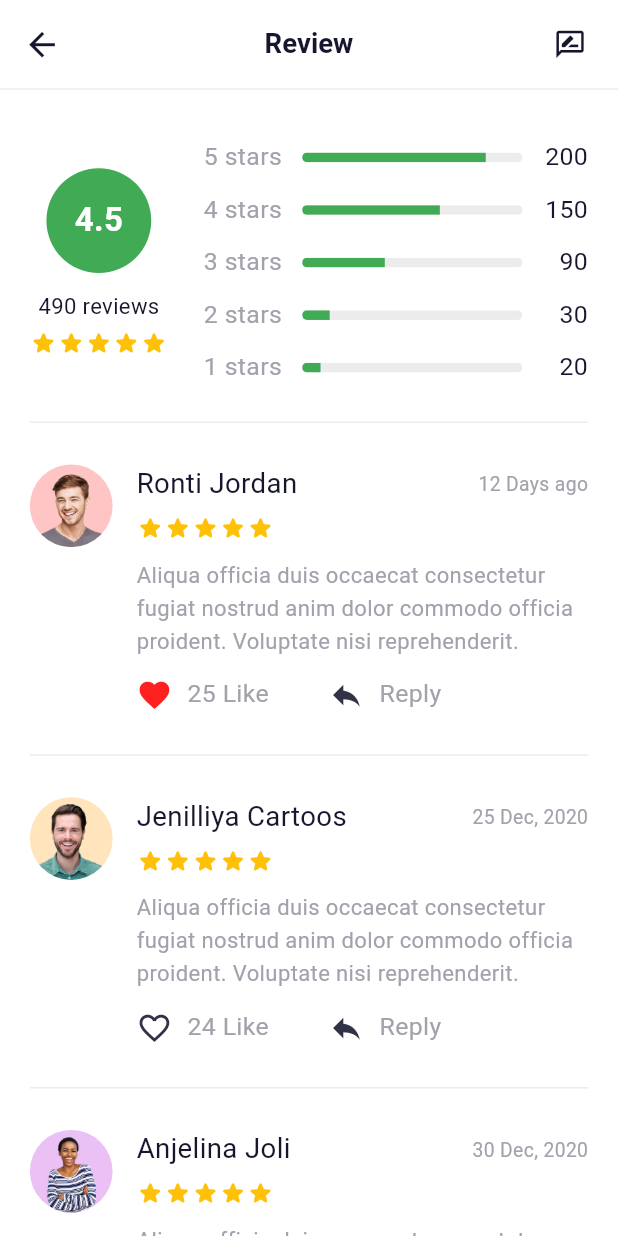
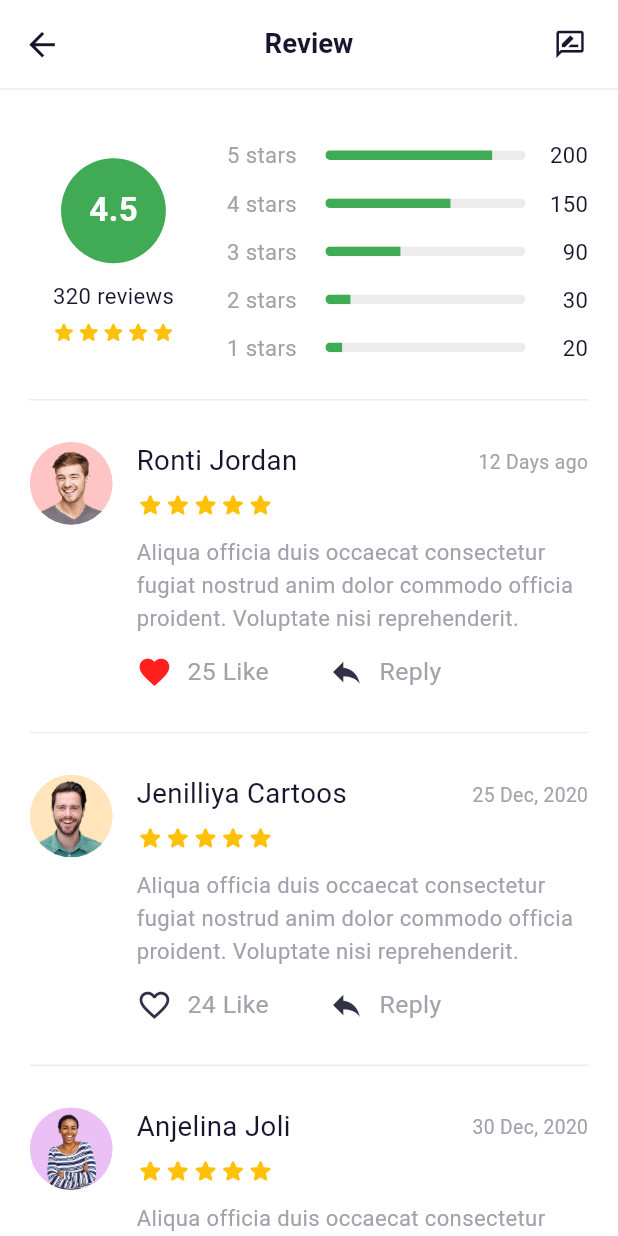
Before and after one commit to Emil5757/Grocery_app, a Flutter app: the ReviewPage screen opened directly, on a phone screen of 412 x 824 dp. Run offline on Flutter 3.47's test engine with Material 3 defaults, Android fonts, the phone set to English and light mode, and no system bars; our stand-ins replace flutter_bloc, flutter_map, flutter_screenutil, flutter_svg, latlong2; Roboto replaces fonts that are missing (Gilroy).

Commit message:
fixed size problems

```diff
--- a/lib/features/category/widgets/category_item.dart
+++ b/lib/features/category/widgets/category_item.dart
@@ -34,12 +34,18 @@ class CategoryItem extends StatelessWidget {
               color: selected ? AppColors.primary : AppColors.background,
               shape: BoxShape.circle,
             ),
-            child: SvgPicture.asset(
-              category.icon,
-              width: 40.r,
-              height: 36.r,
-              colorFilter: (selected ? AppColors.white : AppColors.textPrimary)
-                  .toColorFilter,
+            // Fixed box + scaleDown: every icon keeps its natural size from
+            // the kit (the wide "Other" dots stay 36 x 9 instead of being
+            // stretched to the circle's width).
+            child: SizedBox(
+              width: 50.r,
+              height: 37.r,
+              child: SvgPicture.asset(
+                category.icon,
+                fit: BoxFit.scaleDown,
+                colorFilter: (selected ? AppColors.white : AppColors.textPrimary)
+                    .toColorFilter,
+              ),
             ),
           ),
           14.verticalSpace,
--- a/lib/features/review/data/models/review_model.dart
+++ b/lib/features/review/data/models/review_model.dart
@@ -35,14 +35,16 @@ class ReviewModel {
 
 /// The 4.5 / 320 reviews / per-star bars header.
 class RatingSummary {
-  const RatingSummary({required this.average, required this.counts});
+  const RatingSummary({required this.average, required this.total, required this.counts});
 
   final double average;
+
+  /// Number of written reviews ("320 reviews"). Not the sum of [counts]:
+  /// star-only ratings are counted in the bars but have no review text.
+  final int total;
 
   /// Index 0 = 5 stars … index 4 = 1 star.
   final List<int> counts;
 
-  int get total => counts.fold(0, (a, b) => a + b);
-
-  static const demo = RatingSummary(average: 4.5, counts: [200, 150, 90, 30, 20]);
+  static const demo = RatingSummary(average: 4.5, total: 320, counts: [200, 150, 90, 30, 20]);
 }
--- a/lib/features/review/widgets/rating_summary_card.dart
+++ b/lib/features/review/widgets/rating_summary_card.dart
@@ -15,29 +15,53 @@ class RatingSummaryCard extends StatelessWidget {
 
   @override
   Widget build(BuildContext context) {
-    final grey = AppTextStyles.section18Regular.copyWith(color: AppColors.textGrey);
+    final grey = AppTextStyles.body16Regular.copyWith(
+      color: AppColors.textGrey,
+    );
     final maxCount = summary.counts.reduce((a, b) => a > b ? a : b);
     return Row(
       children: [
-        Column(
+        SizedBox(
+          width: 112.w,
+          child: Column(
+            mainAxisSize: MainAxisSize.min,
             children: [
               Container(
                 width: 76.r,
                 height: 76.r,
                 alignment: Alignment.center,
-              decoration: const BoxDecoration(color: AppColors.primary, shape: BoxShape.circle),
+                decoration: const BoxDecoration(
+                  color: AppColors.primary,
+                  shape: BoxShape.circle,
+                ),
                 child: Text(
                   '${summary.average}',
-                style: AppTextStyles.headline24Bold.copyWith(color: AppColors.white),
+                  style: AppTextStyles.headline24Bold.copyWith(
+                    color: AppColors.white,
+                  ),
                 ),
               ),
               12.verticalSpace,
-            Text(AppTexts.reviewsCount(summary.total), style: AppTextStyles.body16Regular),
+              // Scale down (never wrap) on narrow screens or large fonts.
+              FittedBox(
+                fit: BoxFit.scaleDown,
+                child: Text(
+                  AppTexts.reviewsCount(summary.total),
+                  style: AppTextStyles.body16Regular,
+                ),
+              ),
               6.verticalSpace,
-            CustomRatingStars(rating: summary.average.roundToDouble(), size: 20),
+              FittedBox(
+                fit: BoxFit.scaleDown,
+                child: CustomRatingStars(
+                  rating: summary.average.roundToDouble(),
+                  size: 18,
+                ),
+              ),
             ],
           ),
-        24.horizontalSpace,
+        ),
+        20.horizontalSpace,
         Expanded(
           child: Column(
             children: [
@@ -46,8 +70,20 @@ class RatingSummaryCard extends StatelessWidget {
                   padding: EdgeInsets.symmetric(vertical: 6.h),
                   child: Row(
                     children: [
-                      SizedBox(width: 58.w, child: Text(AppTexts.starsLabel(5 - i), style: grey)),
-                      8.horizontalSpace,
+                      // Labels and counts never wrap; the bar takes what is left.
+                      SizedBox(
+                        width: 56.w,
+                        child: FittedBox(
+                          fit: BoxFit.scaleDown,
+                          alignment: Alignment.centerLeft,
+                          child: Text(
+                            AppTexts.starsLabel(5 - i),
+                            maxLines: 1,
+                            style: grey,
+                          ),
+                        ),
+                      ),
+                      10.horizontalSpace,
                       Expanded(
                         child: ClipRRect(
                           borderRadius: BorderRadius.circular(4.r),
@@ -61,11 +97,15 @@ class RatingSummaryCard extends StatelessWidget {
                       ),
                       10.horizontalSpace,
                       SizedBox(
-                        width: 34.w,
+                        width: 32.w,
+                        child: FittedBox(
+                          fit: BoxFit.scaleDown,
+                          alignment: Alignment.centerRight,
                           child: Text(
                             '${summary.counts[i]}',
-                          textAlign: TextAlign.end,
-                          style: AppTextStyles.section18Regular,
+                            maxLines: 1,
+                            style: AppTextStyles.body16Regular,
+                          ),
                         ),
                       ),
                     ],
```
Also changed, not shown: 1 other file. Lines whose indentation alone changed are shown as unchanged.
